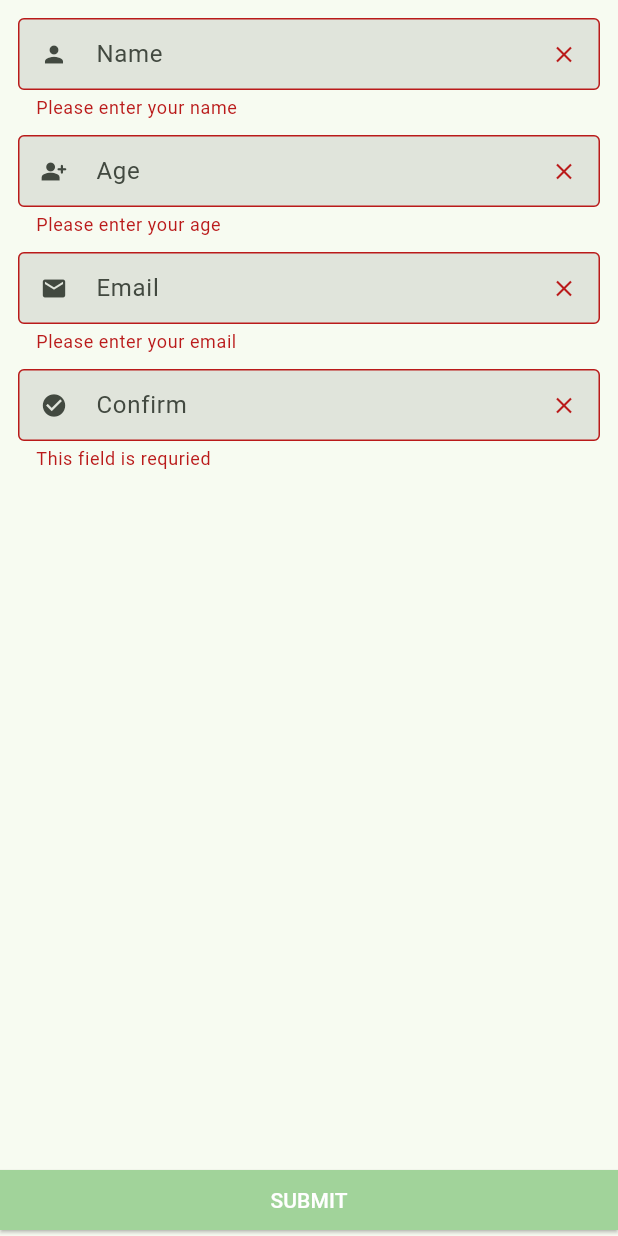
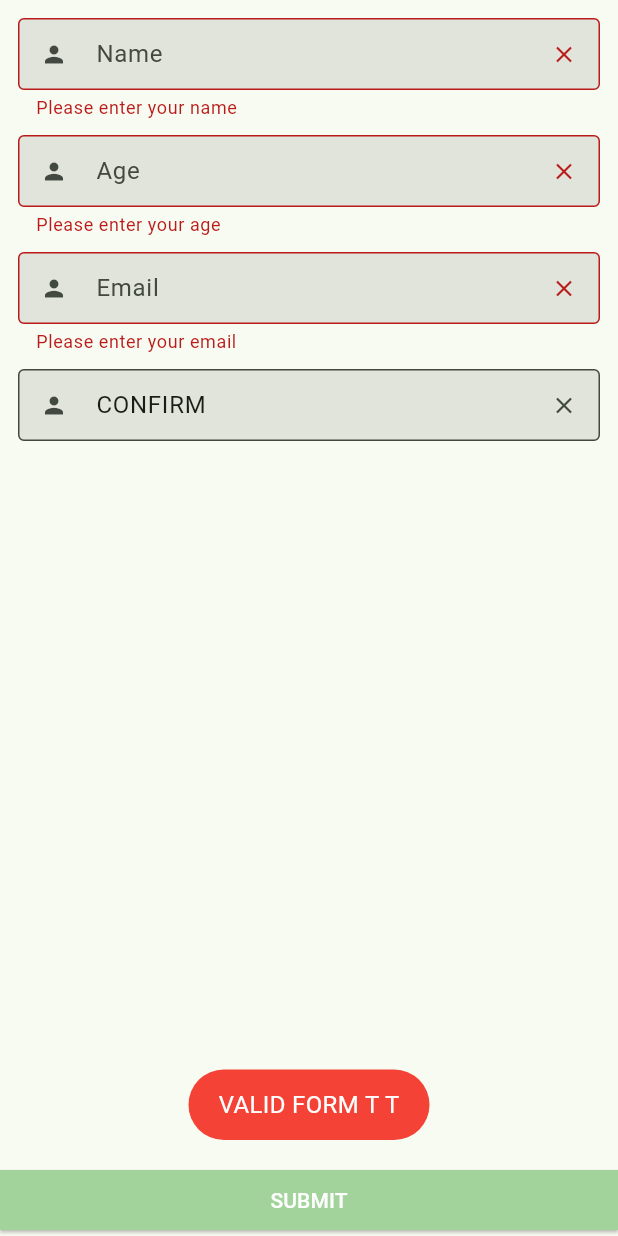
Before and after one commit to SouksavathPMS/flutterform, a Flutter app: the FlutterHooks screen opened directly, after a tap on "SUBMIT", on a phone screen of 412 x 824 dp. Run offline on Flutter 3.47's test engine with Material 2 defaults, Android fonts, the phone set to English and light mode, and no system bars; our stand-ins replace flutter_form_builder, flutter_hooks, fluttertoast, form_builder_validators.

Commit message:
Breakdown code : FlutterHooks

```diff
--- a/lib/providers/normal_text_form_field_provider.dart
+++ b/lib/providers/normal_text_form_field_provider.dart
@@ -15,7 +15,8 @@ class NormalTextFormFieldProvider extends ChangeNotifier {
     if (_formKey.currentState!.validate()) {
       Fluttertoast.cancel();
       Fluttertoast.showToast(
-          msg: "TO THE MOON ^>^",
+          msg:
+              "Name : ${nameController.text}\n Age : ${ageController.text}\n Email : ${emailController.text}",
           toastLength: Toast.LENGTH_SHORT,
           gravity: ToastGravity.BOTTOM,
           timeInSecForIosWeb: 1,
--- a/lib/screens/flutter_hooks.dart
+++ b/lib/screens/flutter_hooks.dart
@@ -1,6 +1,9 @@
 import 'package:flutter/material.dart';
 import 'package:flutter_hooks/flutter_hooks.dart';
+import 'package:fluttertoast/fluttertoast.dart';
+import 'package:workingwithform_flutter/widgets/custom_hooks_text_field.dart';
 
+import '../constants/enums.dart';
 import '../widgets/main_button.dart';
 
 class FlutterHooks extends HookWidget {
@@ -12,7 +15,7 @@ class FlutterHooks extends HookWidget {
     final nameController = useTextEditingController();
     final ageController = useTextEditingController();
     final emailController = useTextEditingController();
-    final confirmController = useTextEditingController();
+    final confirmController = useTextEditingController(text: "CONFIRM");
 
     return Scaffold(
       body: SingleChildScrollView(
@@ -21,127 +24,24 @@ class FlutterHooks extends HookWidget {
           key: formKey,
           child: Column(
             children: [
-              TextFormField(
-                controller: nameController,
-                decoration: InputDecoration(
-                  contentPadding: const EdgeInsets.only(left: 8, right: 8),
-                  filled: true,
-                  isDense: true,
-                  border: const OutlineInputBorder(),
-                  hintText: 'Name',
-                  prefixIcon: const Icon(Icons.person),
-                  suffixIcon: IconButton(
-                    onPressed: () => nameController.clear(),
-                    icon: const Icon(Icons.close),
-                  ),
-                ),
-                validator: (value) {
-                  if (value == null || value.trim().isEmpty) {
-                    return 'Please enter your name';
-                  }
-                  return null;
-                },
+              CustomHooksTextField(
+                formType: FormType.name,
+                textEditingController: nameController,
               ),
               const SizedBox(height: 10),
-              TextFormField(
-                controller: ageController,
-                keyboardType: TextInputType.number,
-                decoration: InputDecoration(
-                  contentPadding: const EdgeInsets.only(left: 8, right: 8),
-                  filled: true,
-                  isDense: true,
-                  border: const OutlineInputBorder(),
-                  hintText: 'Age',
-                  prefixIcon: const Icon(Icons.person_add_alt_rounded),
-                  suffixIcon: IconButton(
-                    onPressed: () => ageController.clear(),
-                    icon: const Icon(Icons.close),
-                  ),
-                ),
-                validator: (value) {
-                  bool isInteger(num value) =>
-                      value is int || value == value.roundToDouble();
-
-                  try {
-                    if (value == null || value.isEmpty) {
-                      return 'Please enter your age';
-                    } else if (value.startsWith(".")) {
-                      return 'Min age is 1';
-                    } else if (!isInteger(num.parse(value))) {
-                      return 'Please enter only integer';
-                    } else if (int.tryParse(value) == null) {
-                      return 'Please enter only number';
-                    } else if (int.tryParse(value)!.isNegative) {
-                      return 'Please enter non-negative numbers';
-                    } else if (int.tryParse(value)! > 150) {
-                      return 'Please enter a valid age below 150';
-                    }
-                  } on Exception {
-                    return 'Please enter a valid number';
-                  }
-                  return null;
-                },
+              CustomHooksTextField(
+                formType: FormType.age,
+                textEditingController: ageController,
               ),
               const SizedBox(height: 10),
-              TextFormField(
-                controller: emailController,
-                keyboardType: TextInputType.emailAddress,
-                decoration: InputDecoration(
-                  contentPadding: const EdgeInsets.only(left: 8, right: 8),
-                  filled: true,
-                  isDense: true,
-                  border: const OutlineInputBorder(),
-                  hintText: 'Email',
-                  prefixIcon: const Icon(Icons.email),
-                  suffixIcon: IconButton(
-                    onPressed: () => emailController.clear(),
-                    icon: const Icon(Icons.close),
-                  ),
-                ),
-                validator: (value) {
-                  bool validateEmail(String email) {
-                    if (email.isEmpty) {
-                      return false;
-                    }
-                    final emailRegExp = RegExp(
-                      r'^[\w-]+(\.[\w-]+)*@([\w-]+\.)+[a-zA-Z]{2,7}$',
-                      caseSensitive: false,
-                    );
-                    return emailRegExp.hasMatch(email);
-                  }
-
-                  if (value == null || value.isEmpty) {
-                    return 'Please enter your email';
-                  } else if (!validateEmail(value)) {
-                    return "Please enter valid email";
-                  }
-                  return null;
-                },
+              CustomHooksTextField(
+                formType: FormType.email,
+                textEditingController: emailController,
               ),
               const SizedBox(height: 10),
-              TextFormField(
-                controller: confirmController,
-                keyboardType: TextInputType.emailAddress,
-                decoration: InputDecoration(
-                  contentPadding: const EdgeInsets.only(left: 8, right: 8),
-                  filled: true,
-                  isDense: true,
-                  border: const OutlineInputBorder(),
-                  hintText: 'Confirm',
-                  prefixIcon: const Icon(Icons.check_circle),
-                  suffixIcon: IconButton(
-                    onPressed: () => confirmController.clear(),
-                    icon: const Icon(Icons.close),
-                  ),
-                ),
-                validator: (value) {
-                  if (value == null || value.isEmpty) {
-                    return 'This field is requried';
-                  } else if (value.trim() != "CONFIRM") {
-                    return "Please type 'CONFIRM'";
-                  }
-                  return null;
-                },
+              CustomHooksTextField(
+                formType: FormType.confirm,
+                textEditingController: confirmController,
               ),
             ],
           ),
@@ -151,10 +51,26 @@ class FlutterHooks extends HookWidget {
         child: MainButton(
           onPressed: () {
             if (formKey.currentState!.validate()) {
-              print(nameController.text);
-              print(ageController.text);
-              print(emailController.text);
-              print(confirmController.text);
+              Fluttertoast.cancel();
+              Fluttertoast.showToast(
+                  msg:
+                      "Name : ${nameController.text}\n Age : ${ageController.text}\n Email : ${emailController.text}",
+                  toastLength: Toast.LENGTH_SHORT,
+                  gravity: ToastGravity.BOTTOM,
+                  timeInSecForIosWeb: 1,
+                  backgroundColor: Colors.green,
+                  textColor: Colors.white,
+                  fontSize: 16.0);
+            } else {
+              Fluttertoast.cancel();
+              Fluttertoast.showToast(
+                  msg: "VALID FORM T T",
+                  toastLength: Toast.LENGTH_SHORT,
+                  gravity: ToastGravity.BOTTOM,
+                  timeInSecForIosWeb: 1,
+                  backgroundColor: Colors.red,
+                  textColor: Colors.white,
+                  fontSize: 16.0);
             }
           },
         ),
--- /dev/null
+++ b/lib/widgets/custom_hooks_text_field.dart
@@ -0,0 +1,41 @@
+import 'package:flutter/material.dart';
+import 'package:provider/provider.dart';
+import 'package:workingwithform_flutter/constants/enums.dart';
+import 'package:workingwithform_flutter/providers/normal_text_form_field_provider.dart';
+
+class CustomHooksTextField extends StatelessWidget {
+  const CustomHooksTextField({
+    super.key,
+    required this.formType,
+    required this.textEditingController,
+  });
+
+  final FormType formType;
+  final TextEditingController textEditingController;
+
+  @override
+  Widget build(BuildContext context) {
+    final normalTextFormFieldProvider =
+        context.read<NormalTextFormFieldProvider>();
+    return TextFormField(
+      autovalidateMode: AutovalidateMode.onUserInteraction,
+      keyboardType:
+          normalTextFormFieldProvider.getInputType(formType: formType),
+      controller: textEditingController,
+      decoration: InputDecoration(
+        contentPadding: const EdgeInsets.only(left: 8, right: 8),
+        filled: true,
+        isDense: true,
+        border: const OutlineInputBorder(),
+        hintText: formType.value,
+        prefixIcon: const Icon(Icons.person),
+        suffixIcon: IconButton(
+          onPressed: () => textEditingController.clear(),
+          icon: const Icon(Icons.close),
+        ),
+      ),
+      validator: (value) => normalTextFormFieldProvider.getValueDations(
+          formType: formType, value: value),
+    );
+  }
+}
```
